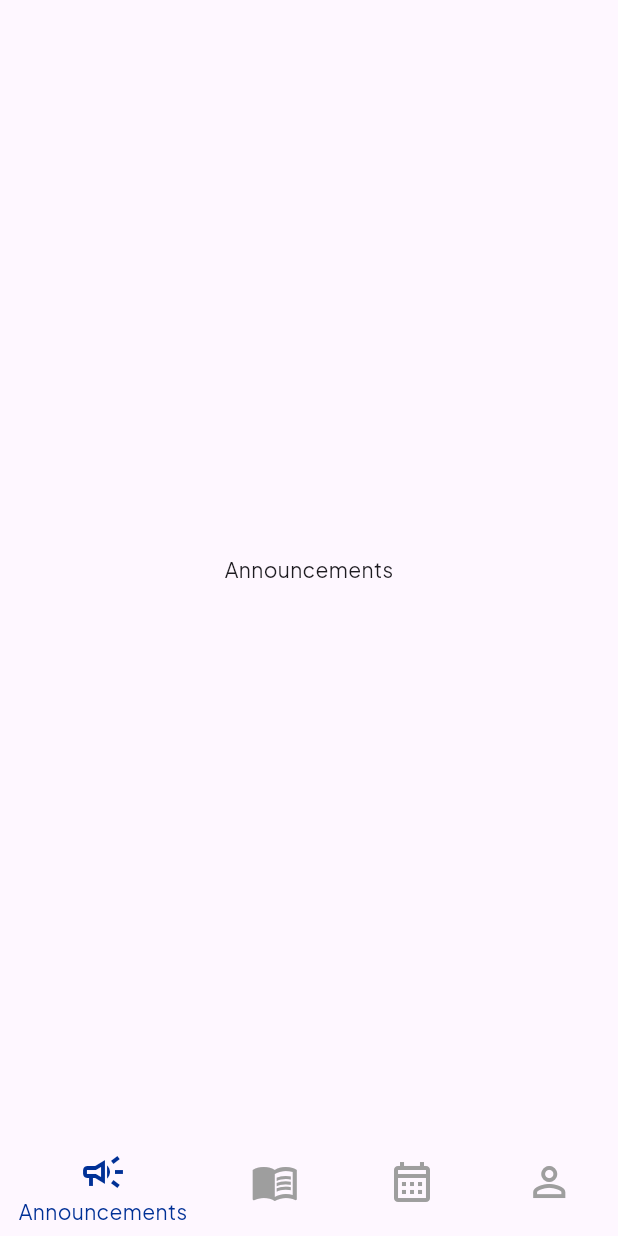
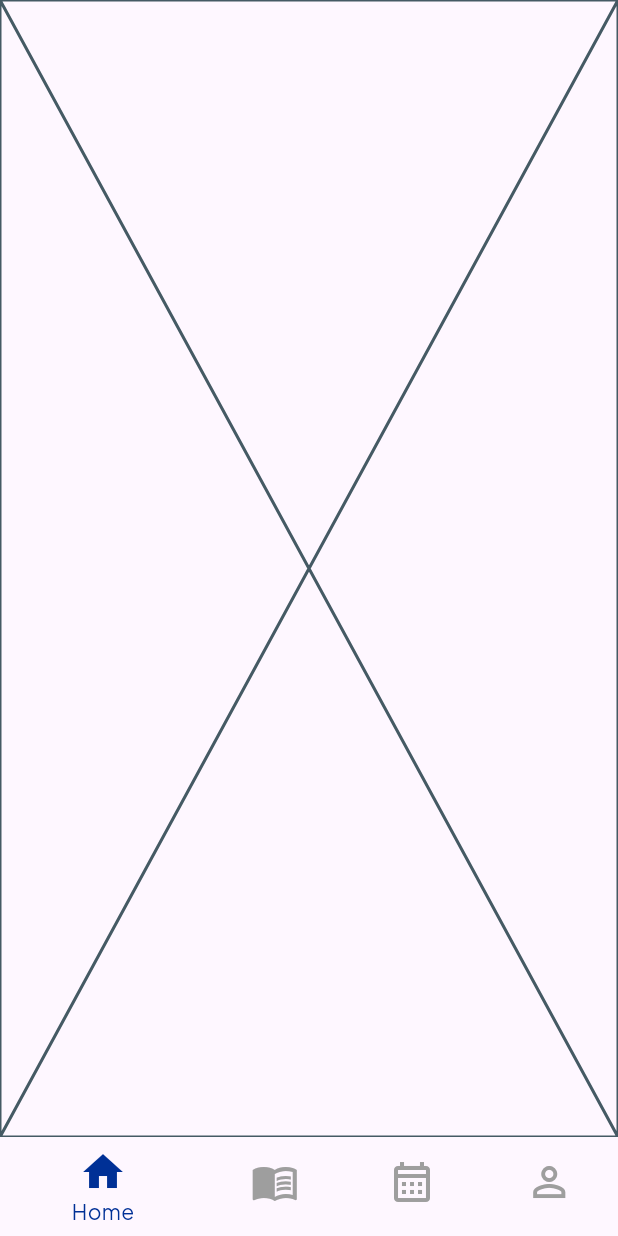
Before and after one commit to ZiadTamer10/AI_ERU_Tawasol, a Flutter app: the HomeViewBody screen opened directly, on a phone screen of 412 x 824 dp. Run offline on Flutter 3.47's test engine with Material 3 defaults, Android fonts, the phone set to English and light mode, and no system bars; our stand-ins replace bloc, dartz, equatable, firebase_auth, firebase_core, flutter_bloc and 6 more; accounts and stored records are empty.

Commit message:
add announcements view to home view body

```diff
--- /dev/null
+++ b/lib/features/announcements/presentation/view/announcements_view.dart
@@ -0,0 +1,10 @@
+import 'package:flutter/material.dart';
+
+class AnnouncementsView extends StatelessWidget {
+  const AnnouncementsView({super.key});
+
+  @override
+  Widget build(BuildContext context) {
+    return const Placeholder();
+  }
+}
--- a/lib/features/home/presentation/view/widgets/home_bottom_navigation_bar.dart
+++ b/lib/features/home/presentation/view/widgets/home_bottom_navigation_bar.dart
@@ -22,10 +22,7 @@ class HomeBottomNavBar extends StatelessWidget {
       elevation: 0.01,
       iconSize: 32,
       items: const [
-        BottomNavigationBarItem(
-          icon: Icon(Icons.campaign_outlined),
-          label: "Announcements",
-        ),
+        BottomNavigationBarItem(icon: Icon(Icons.home), label: "Home"),
         BottomNavigationBarItem(
           icon: Icon(Icons.menu_book_outlined),
           label: "Courses",
--- a/lib/features/home/presentation/view/widgets/pages.dart
+++ b/lib/features/home/presentation/view/widgets/pages.dart
@@ -1,7 +1,8 @@
+import 'package:ai_eru_tawasol/features/announcements/presentation/view/announcements_view.dart';
 import 'package:flutter/material.dart';
 
 final List<Widget> pages = const [
-  Center(child: Text("Announcements")),
+  AnnouncementsView(),
   Center(child: Text("Courses")),
   Center(child: Text("Calendar")),
   Center(child: Text("Profile")),
```
